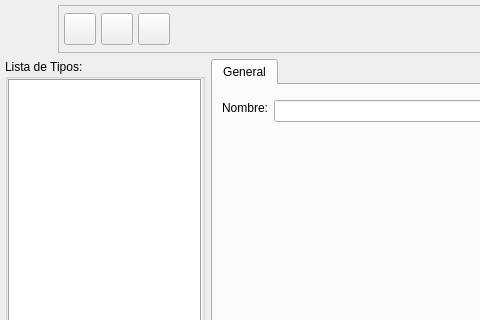
Qt form bulmages/bulmafact/plugins/pluginbf_alumno/clasebase.ui (eboladev/Bulmages-1) before a commit; both pictures show x 0 to 480 and y 0 to 320 of the 882 by 541 pixel window.
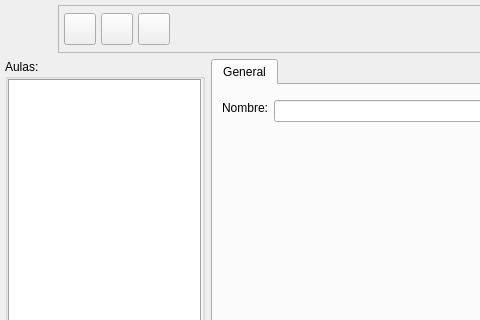
The same form after that commit. Icons and pictures are not drawn.

Commit message: En referencia al bug 17403 hay una confusion (en parte por la nomenclatura y en parte pq no estaba bien implementada la parte de clases. Clases se refiere a (aulas) mientras que tipos de actividad se refiere a una clasificacion de las actividades. He cambiado el icono, el titulo y el mensaje para que no exista dicha confusion. Las clases se introducen en la ficha de alumno mientras que los tipos de actividades se introducen en la ficha de actividad

What changed in the file:
```diff
--- a/bulmages/bulmafact/plugins/pluginbf_alumno/clasebase.ui
+++ b/bulmages/bulmafact/plugins/pluginbf_alumno/clasebase.ui
@@ -40,7 +40,7 @@
       </size>
      </property>
      <property name="title">
-      <string>Lista de Tipos:</string>
+      <string>Aulas:</string>
      </property>
      <layout class="QGridLayout">
       <property name="margin">
```
Left out of the diff: 8 changed lines with no effect on the pictures. The commit also changes 1 other file.
